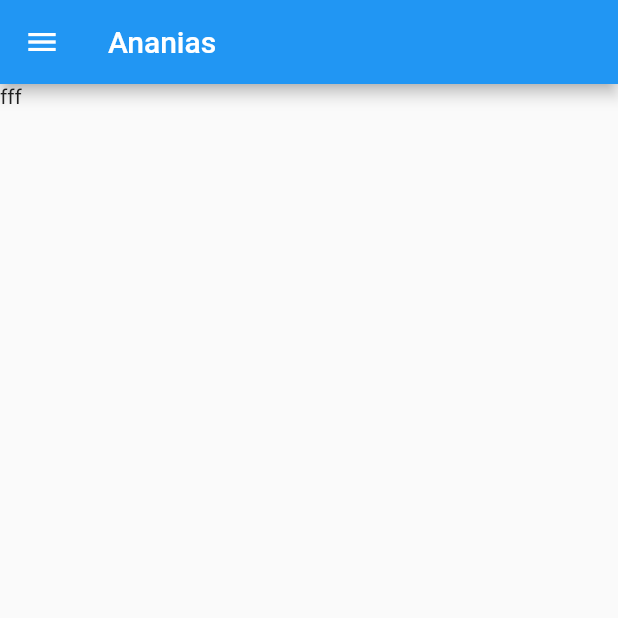
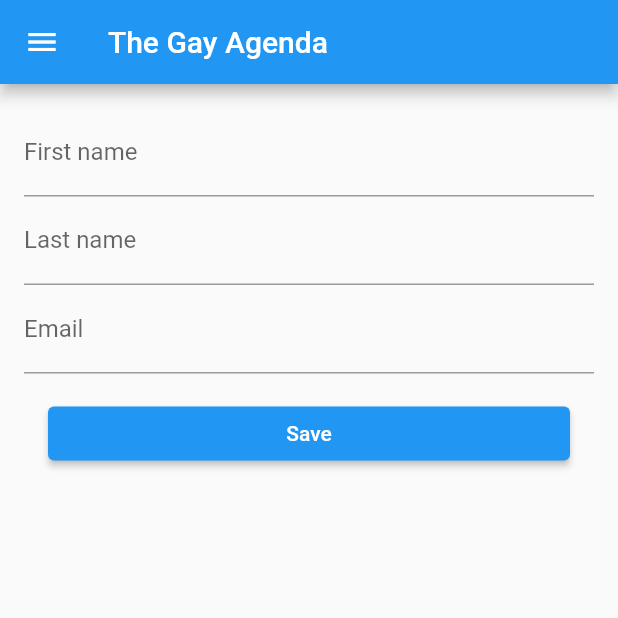
Before and after one commit to Aelerinya/the-gay-agenda, a Flutter app: the screen it shows after launch, in the side drawer, after a tap on "Settings", on a phone screen of 412 x 824 dp, the top half of it. Run offline on Flutter 3.47's test engine with Material 2 defaults, Android fonts, the phone set to English and light mode, and no system bars; our stand-ins replace hive_flutter; accounts and stored records are empty; network calls fail.

Commit message:
feat: added form to settings page

```diff
--- a/lib/screens/settings.dart
+++ b/lib/screens/settings.dart
@@ -1,6 +1,7 @@
 import 'package:flutter/material.dart';
 import 'package:flutter/widgets.dart';
 import 'package:the_gay_agenda/widgets/profile_drawer.dart';
+import 'package:the_gay_agenda/widgets/profile_form.dart';
 
 class Settings extends StatelessWidget {
   const Settings({Key? key}) : super(key: key);
@@ -9,10 +10,10 @@ class Settings extends StatelessWidget {
   Widget build(BuildContext context) {
     return Scaffold(
       appBar: AppBar(
-        title: const Text('Ananias'),
+        title: const Text('The Gay Agenda'),
       ),
       drawer: const ProfileDrawer(),
-      body: const Text('fff'),
+      body: const ProfileForm(),
     );
   }
 }
--- /dev/null
+++ b/lib/widgets/profile_form.dart
@@ -0,0 +1,91 @@
+import 'package:flutter/material.dart';
+import 'package:flutter/widgets.dart';
+
+class ProfileForm extends StatefulWidget {
+  const ProfileForm({Key? key}) : super(key: key);
+
+  @override
+  _ProfileFormState createState() => _ProfileFormState();
+}
+
+class User {
+  String firstName = '';
+  String lastName = '';
+  String email = '';
+  String photoPath = '';
+
+  save() {
+    print(this);
+  }
+}
+
+class _ProfileFormState extends State<ProfileForm> {
+  final _formKey = GlobalKey<FormState>();
+  final _user = User();
+
+  @override
+  Widget build(BuildContext context) {
+    return Scaffold(
+        body: Container(
+            padding:
+                const EdgeInsets.symmetric(vertical: 16.0, horizontal: 16.0),
+            child: Builder(
+                builder: (context) => Form(
+                    key: _formKey,
+                    child: Column(
+                        crossAxisAlignment: CrossAxisAlignment.stretch,
+                        children: [
+                          TextFormField(
+                            decoration:
+                                const InputDecoration(labelText: 'First name'),
+                            validator: (value) {
+                              if (value!.isEmpty) {
+                                return 'Please entre your first name';
+                              }
+                            },
+                            onSaved: (value) =>
+                                setState(() => _user.firstName = value!),
+                          ),
+                          TextFormField(
+                            decoration:
+                                const InputDecoration(labelText: 'Last name'),
+                            validator: (value) {
+                              if (value!.isEmpty) {
+                                return 'Please entre your last name';
+                              }
+                            },
+                            onSaved: (value) =>
+                                setState(() => _user.lastName = value!),
+                          ),
+                          TextFormField(
+                            decoration:
+                                const InputDecoration(labelText: 'Email'),
+                            validator: (value) {
+                              if (value!.isEmpty) {
+                                return 'Please entre your email';
+                              }
+                            },
+                            onSaved: (value) =>
+                                setState(() => _user.email = value!),
+                          ),
+                          Container(
+                              padding: const EdgeInsets.symmetric(
+                                  vertical: 16.0, horizontal: 16.0),
+                              child: ElevatedButton(
+                                  onPressed: () {
+                                    final form = _formKey.currentState;
+                                    if (form!.validate()) {
+                                      form.save();
+                                      _user.save();
+                                      _showDialog(context);
+                                    }
+                                  },
+                                  child: const Text('Save'))),
+                        ])))));
+  }
+
+  _showDialog(BuildContext context) {
+    ScaffoldMessenger.of(context)
+        .showSnackBar(const SnackBar(content: Text('Submitting form')));
+  }
+}
```
